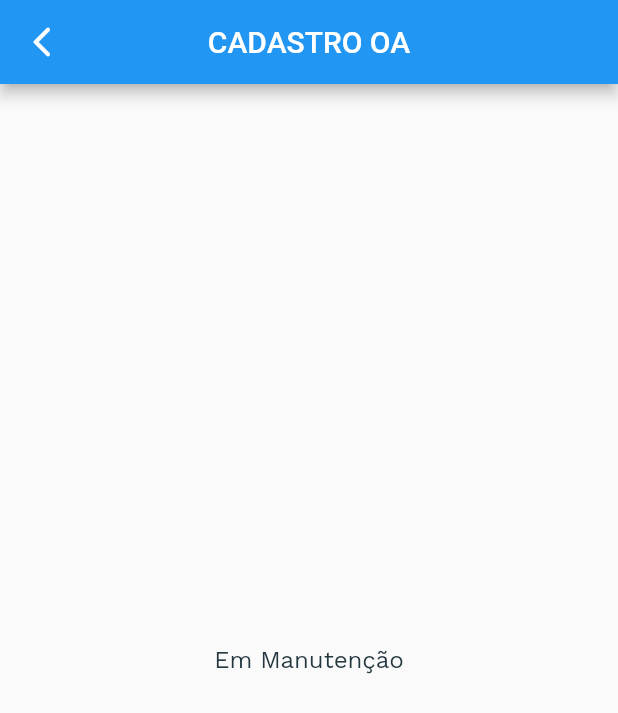
After one commit to carlos1521/objetos_aprendizagem, a Flutter app: the CadastroOA screen opened directly, on a phone screen of 412 x 824 dp. The commit adds this screen. Shown: the top 713 px of the screen. Run offline on Flutter 3.47's test engine with Material 2 defaults, Android fonts, the phone set to English and light mode, and no system bars; our stand-ins replace rflutter_alert, share, video_player.

Commit message:
versao 1.11-cb

```diff
--- /dev/null
+++ b/lib/cadastroOA.dart
@@ -0,0 +1,14 @@
+import 'package:flutter/material.dart';
+
+class CadastroOA extends StatelessWidget{
+  @override
+  Widget build(BuildContext context){
+    return Scaffold(
+        appBar: new AppBar(title: new Text("CADASTRO OA"),
+        ),
+        body: new Center(
+          child: new Text("Em Manutenção"),
+        )
+    );
+  }
+}
--- a/lib/tabs/video.dart
+++ b/lib/tabs/video.dart
@@ -203,8 +203,8 @@ class _VideoState extends State<Video> {
   @override
   void initState() {
     _listado();
-    controller = VideoPlayerController.network(
-        "https://flutter.github.io/assets-for-api-docs/assets/videos/bee.mp4");
+    controller = VideoPlayerController.asset(
+        "assets/images/video.mp4");
     futureController = controller.initialize();
     controller.setLooping(true);
     super.initState();
--- a/pubspec.yaml
+++ b/pubspec.yaml
@@ -31,6 +31,7 @@ dependencies:
   share: ^0.6.2+3
   video_player: ^0.10.1+3
   chewie: ^0.9.7
+  rflutter_alert:
 
 dev_dependencies:
   flutter_test:
```
Also changed, not shown: lib/designCourse/homeDesignCourse.dart (+67 -5 lines), pubspec.lock.
